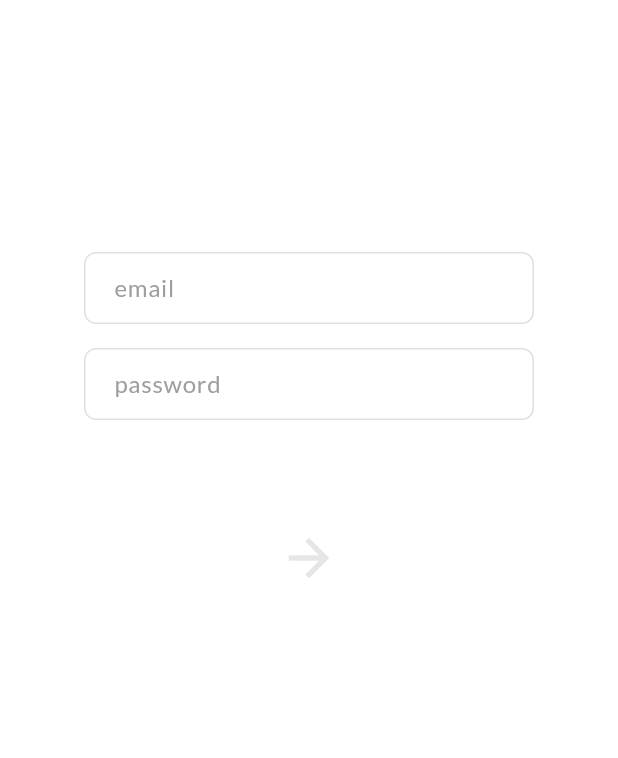
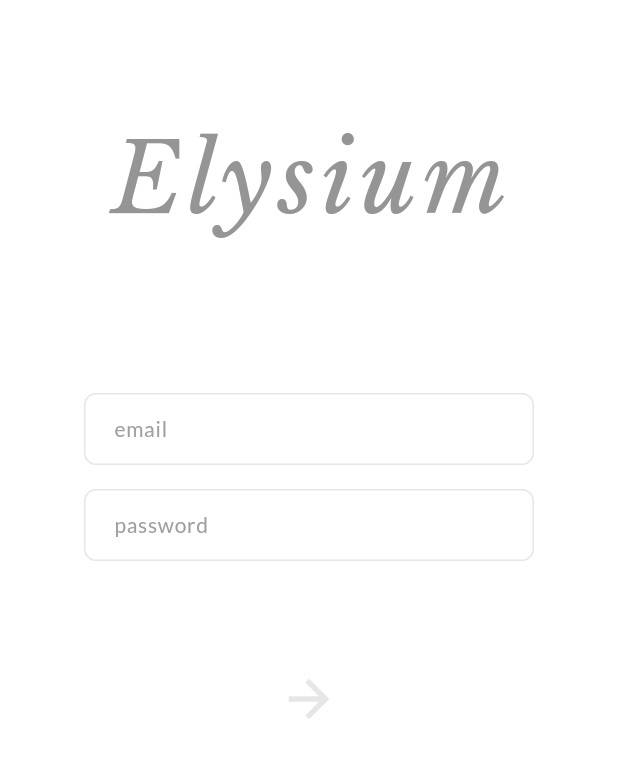
Before and after one commit to ashtondunderdale/barden-proj, a Flutter app: the screen it shows after launch, on a phone screen of 412 x 824 dp. Shown: the top 758 px of the screen. Run offline on Flutter 3.47's test engine with Material 3 defaults, Android fonts, the light colour scheme and no system bars; our stand-ins replace firebase_core, google_fonts; accounts and stored records are empty.

Commit message:
styled login, added navigator

```diff
--- a/elysium/lib/services/login_service.dart
+++ b/elysium/lib/services/login_service.dart
@@ -1,6 +1,8 @@
 class LoginService {
 
-  static void tryLogin(String email, String password) {
+  static bool tryLogin(String email, String password) {
 
+
+    return true;
   }
 }
--- a/elysium/lib/utils/styles.dart
+++ b/elysium/lib/utils/styles.dart
@@ -3,29 +3,54 @@ import 'package:google_fonts/google_fonts.dart';
 
 class Styles {
   static final TextStyle font = GoogleFonts.lato();
+  static const double textSize = 14;
+
   static const Color lightGrey = Color.fromARGB(255, 230, 230, 230);
+  static const Color mediumGrey = Color.fromARGB(255, 158, 158, 158);
+
+  static const double borderRadius = 8;
 
   static InputDecoration loginDecoration = InputDecoration(
     filled: true,
     fillColor: Colors.white,
     contentPadding: const EdgeInsets.symmetric(horizontal: 16.0),
     border: OutlineInputBorder(
-      borderRadius: BorderRadius.circular(8.0),
-      borderSide: BorderSide(color: Colors.grey.shade300),
+      borderRadius: BorderRadius.circular(borderRadius),
+      borderSide: const BorderSide(color: lightGrey),
     ),
     enabledBorder: OutlineInputBorder(
-      borderRadius: BorderRadius.circular(8.0),
-      borderSide: BorderSide(color: Colors.grey.shade300),
+      borderRadius: BorderRadius.circular(borderRadius),
+      borderSide: const BorderSide(color: lightGrey),
     ),
     focusedBorder: OutlineInputBorder(
-      borderRadius: BorderRadius.circular(8.0),
-      borderSide: BorderSide(color: Colors.grey.shade500),
+      borderRadius: BorderRadius.circular(borderRadius),
+      borderSide: const BorderSide(color: lightGrey),
     ),
   );
 
   static TextStyle loginHintStyle = font.copyWith(
     color: Colors.grey,
+    fontSize: textSize,
+    fontWeight: FontWeight.normal,
+  );
+
+  static TextStyle elysiumTitleStyle = TextStyle(
+    fontSize: 64,
+    color: const Color.fromARGB(255, 149, 149, 149),
+    letterSpacing: 4,
+    fontFamily: GoogleFonts.libreBaskerville().fontFamily,
+    fontStyle: FontStyle.italic,
+  );
+
+    static const TextStyle tooltipTextStyle = TextStyle(
+    color: lightGrey,
     fontSize: 16.0,
     fontWeight: FontWeight.normal,
   );
+
+  static BoxDecoration tooltipBoxDecoration = BoxDecoration(
+    color: Colors.white,
+    border: Border.all(color: lightGrey),
+    borderRadius: const BorderRadius.all(Radius.circular(borderRadius)),
+  );
 }
--- /dev/null
+++ b/elysium/lib/views/home.dart
@@ -0,0 +1,14 @@
+import 'package:flutter/material.dart';
+
+class Home extends StatelessWidget {
+  const Home({super.key});
+
+  @override
+  Widget build(BuildContext context) {
+    return Scaffold(
+      body: Container(
+        child: Text("Home"),
+      ),
+    );
+  }
+}
--- a/elysium/lib/views/login.dart
+++ b/elysium/lib/views/login.dart
@@ -1,3 +1,4 @@
+import 'package:elysium/views/home.dart';
 import 'package:flutter/material.dart';
 
 import '../services/login_service.dart';
@@ -14,13 +15,22 @@ class Login extends StatelessWidget {
   Widget build(BuildContext context) {
     return Scaffold(
       backgroundColor: Colors.white,
-      body: Center(
+      body: Column(
+        mainAxisAlignment: MainAxisAlignment.center,
+        children: [
+          Padding(
+            padding: const EdgeInsets.only(bottom: 96),
+            child: Text(
+              "Elysium",
+              style: Styles.elysiumTitleStyle,
+            ),
+          ),
+          Center(
             child: Padding(
               padding: const EdgeInsets.only(bottom: 256),
               child: SizedBox(
                 width: 300,
                 child: Column(
-              mainAxisAlignment: MainAxisAlignment.center,
                   children: [
                     Padding(
                       padding: const EdgeInsets.only(bottom: 16),
@@ -44,19 +54,31 @@ class Login extends StatelessWidget {
                     Padding(
                       padding: const EdgeInsets.only(top: 64),
                       child: IconButton(
-                    onPressed: () => LoginService.tryLogin(emailController.text, passwordController.text),
-                    icon: const Icon(
+                        onPressed: () {
+                          if(LoginService.tryLogin(emailController.text, passwordController.text)) {
+                              Navigator.push(context, MaterialPageRoute(builder: (context) => const Home()));
+                          }
+                        },
+                        icon: Tooltip(
+                          margin: EdgeInsets.only(top: 16),
+                          decoration: Styles.tooltipBoxDecoration,
+                          textStyle: Styles.tooltipTextStyle,
+                          message: "Login",
+                          child: const Icon(
                             Icons.arrow_forward,
                             color: Styles.lightGrey,
                             size: 40,
                           ),
                         ),
-                )
+                      ),
+                    ),
                   ],
                 ),
               ),
             ),
           ),
+        ],
+      ),
     );
   }
 }
```
Lines whose indentation alone changed are shown as unchanged.
